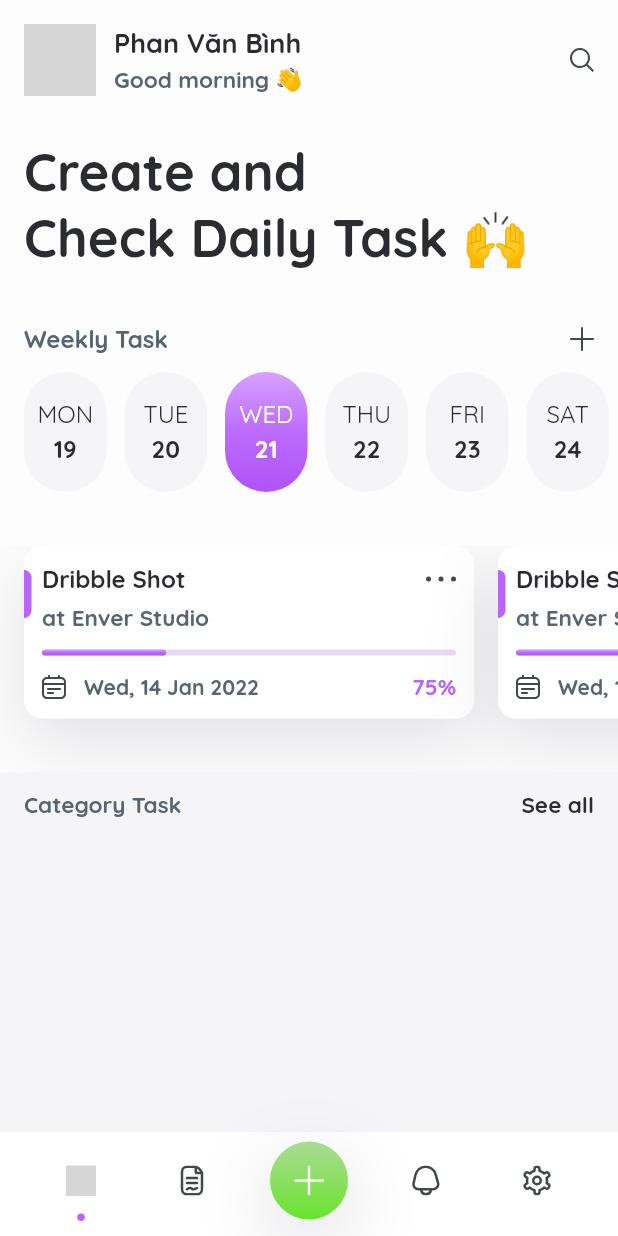
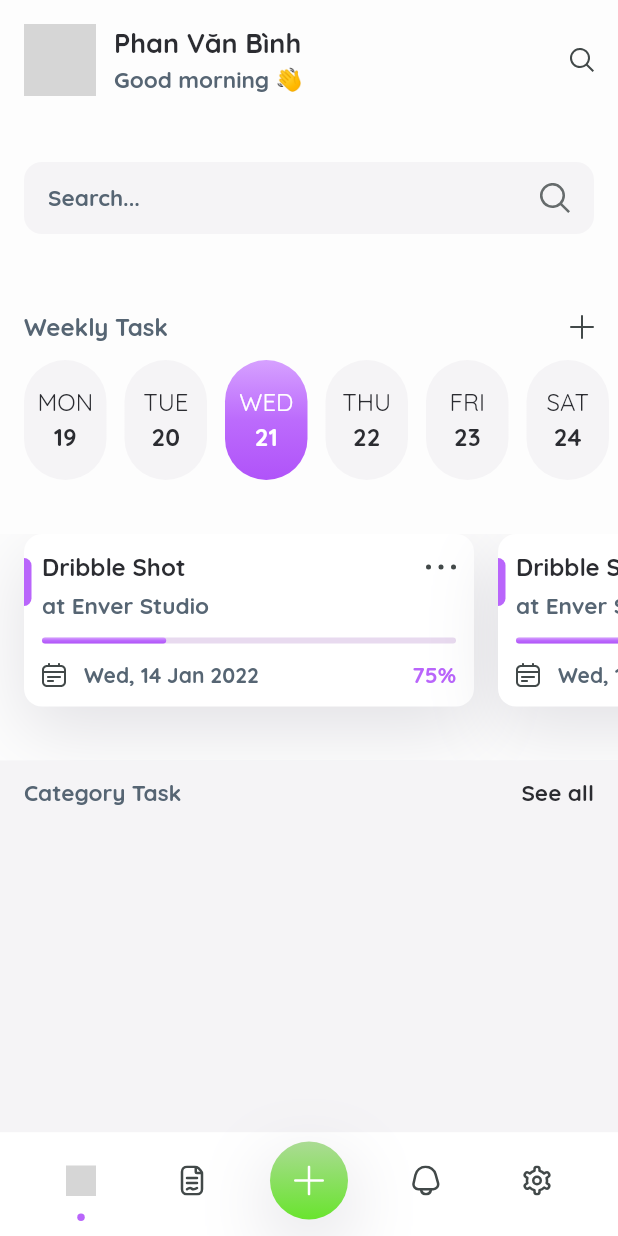
Before and after one commit to binhphancreator/sunday, a Flutter app: the HomePage screen opened by its route, on a phone screen of 412 x 824 dp. Run offline on Flutter 3.47's test engine with Material 2 defaults, Android fonts, the light colour scheme and no system bars; our stand-ins replace flutter_svg, shared_preferences; missing offline and left inert: shared_preferences_web; accounts and stored records are empty; network calls fail; grey boxes are pictures that could not be loaded.

Commit message:
search bar

```diff
--- a/lib/pages/home_page.dart
+++ b/lib/pages/home_page.dart
@@ -90,19 +90,29 @@ class _HomePageState extends State<HomePage> {
                         height: 12,
                       ),
                       Padding(
-                        padding: const EdgeInsets.only(left: 16, right: 16),
-                        child: Column(
-                          crossAxisAlignment: CrossAxisAlignment.start,
-                          children: [
-                            Text(
-                              'Create and',
-                              style: AppTextStyles.bigboldh1,
+                        padding: const EdgeInsets.all(16.0),
+                        child: TextField(
+                          decoration: InputDecoration(
+                            filled: true,
+                            enabledBorder: OutlineInputBorder(borderRadius: BorderRadius.circular(12), borderSide: const BorderSide(color: Colors.transparent, width: 2.0)),
+                            hintText: 'Search...',
+                            labelStyle: AppTextStyles.lightboldh5,
+                            hintStyle: AppTextStyles.lightboldh4,
+                            contentPadding: EdgeInsets.only(left: 16, right: 16, top: 8, bottom: 8),
+                            suffixIcon: Padding(
+                              padding: const EdgeInsets.only(right: 16),
+                              child: SvgPicture.asset(
+                                'assets/icons/regular/search.svg',
+                                color: AppColors.defaultIconColor.withOpacity(.8),
+                                fit: BoxFit.contain,
+                              ),
                             ),
-                            Text(
-                              'Check Daily Task 🙌',
-                              style: AppTextStyles.bigboldh1,
-                            ),
-                          ],
+                            suffixIconConstraints: BoxConstraints(maxWidth: 36, maxHeight: 20),
+                            fillColor: AppColors.bgColor,
+                            hoverColor: AppColors.bgColor,
+                            focusedBorder: OutlineInputBorder(borderSide: BorderSide(color: AppColors.primaryColor, width: 2.0), borderRadius: BorderRadius.circular(12)),
+                          ),
+                          style: AppTextStyles.boldh5,
                         ),
                       ),
                       SizedBox(
```
